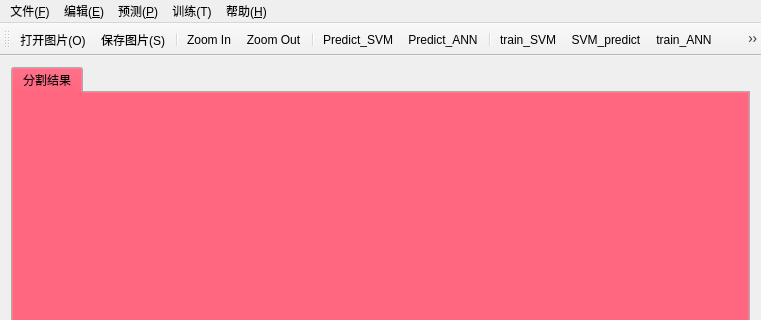
dszhengyu/lj, file mainwindow.ui: the form before one commit; both pictures show x 0 to 761 and y 0 to 320 of the 761 by 591 pixel window.
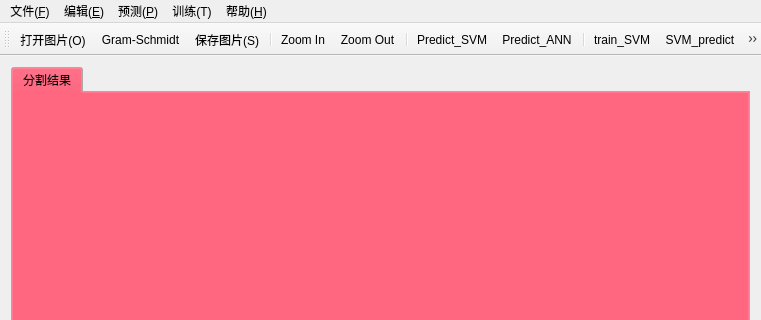
The form after the commit. Icons and pictures are not drawn.

Commit message: add gram-schmidt, not completed yet

```diff
--- a/mainwindow.ui
+++ b/mainwindow.ui
@@ -193,6 +193,7 @@
     <bool>false</bool>
    </attribute>
    <addaction name="action"/>
+   <addaction name="actionGram_Schmidt"/>
    <addaction name="action_S"/>
    <addaction name="separator"/>
    <addaction name="actionZoom_In"/>
@@ -346,6 +347,15 @@
     <string>预测这是什么细胞（ANN）</string>
    </property>
   </action>
+  <action name="actionGram_Schmidt">
+   <property name="icon">
+    <iconset resource="pic.qrc">
+     <normaloff>:/images/images/Gram-Schmidt.png</normaloff>:/images/images/Gram-Schmidt.png</iconset>
+   </property>
+   <property name="text">
+    <string>Gram-Schmidt</string>
+   </property>
+  </action>
  </widget>
  <layoutdefault spacing="6" margin="11"/>
  <resources>
```
Left out of the diff: 3 changed lines with no effect on the pictures. The commit also changes 10 other files.
